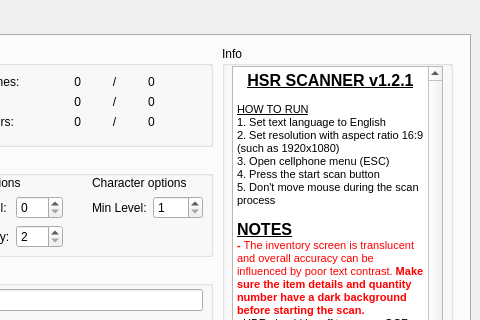
kel-z/HSR-Scanner, file src/ui/hsr_scanner.ui: the form before one commit; both pictures show x 220 to 700 and y 0 to 320 of the 700 by 560 pixel window.
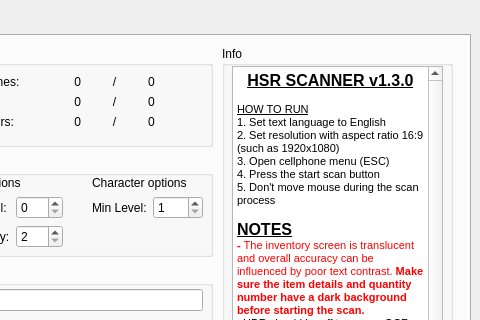
The form after the commit. Custom widgets are drawn as their Qt base class.

```diff
--- a/src/ui/hsr_scanner.ui
+++ b/src/ui/hsr_scanner.ui
@@ -571,19 +571,19 @@
         <string>&lt;!DOCTYPE HTML PUBLIC &quot;-//W3C//DTD HTML 4.0//EN&quot; &quot;http://www.w3.org/TR/REC-html40/strict.dtd&quot;&gt;
 &lt;html&gt;&lt;head&gt;&lt;meta name=&quot;qrichtext&quot; content=&quot;1&quot; /&gt;&lt;style type=&quot;text/css&quot;&gt;
 p, li { white-space: pre-wrap; }
-&lt;/style&gt;&lt;/head&gt;&lt;body style=&quot; font-family:'MS Shell Dlg 2'; font-size:8pt; font-weight:400; font-style:normal;&quot;&gt;
-&lt;p align=&quot;center&quot; style=&quot; margin-top:0px; margin-bottom:0px; margin-left:0px; margin-right:0px; -qt-block-indent:0; text-indent:0px;&quot;&gt;&lt;span style=&quot; font-size:12pt; font-weight:600; text-decoration: underline;&quot;&gt;HSR SCANNER v1.2.1&lt;/span&gt;&lt;/p&gt;
+&lt;/style&gt;&lt;/head&gt;&lt;body style=&quot; font-family:'MS Shell Dlg 2'; font-size:7.8pt; font-weight:400; font-style:normal;&quot;&gt;
+&lt;p align=&quot;center&quot; style=&quot; margin-top:0px; margin-bottom:0px; margin-left:0px; margin-right:0px; -qt-block-indent:0; text-indent:0px;&quot;&gt;&lt;span style=&quot; font-size:12pt; font-weight:600; text-decoration: underline;&quot;&gt;HSR SCANNER v1.3.0&lt;/span&gt;&lt;/p&gt;
 &lt;p align=&quot;center&quot; style=&quot;-qt-paragraph-type:empty; margin-top:0px; margin-bottom:0px; margin-left:0px; margin-right:0px; -qt-block-indent:0; text-indent:0px; font-size:8.25pt;&quot;&gt;&lt;br /&gt;&lt;/p&gt;
 &lt;p style=&quot; margin-top:0px; margin-bottom:0px; margin-left:0px; margin-right:0px; -qt-block-indent:0; text-indent:0px;&quot;&gt;&lt;span style=&quot; font-size:8.25pt; text-decoration: underline;&quot;&gt;HOW TO RUN&lt;/span&gt;&lt;/p&gt;
 &lt;p style=&quot; margin-top:0px; margin-bottom:0px; margin-left:0px; margin-right:0px; -qt-block-indent:0; text-indent:0px;&quot;&gt;&lt;span style=&quot; font-size:8.25pt;&quot;&gt;1. Set text language to English&lt;/span&gt;&lt;/p&gt;
-&lt;p style=&quot; margin-top:0px; margin-bottom:0px; margin-left:0px; margin-right:0px; -qt-block-indent:0; text-indent:0px;&quot;&gt;2. Set resolution with aspect ratio 16:9 (such as 1920x1080)&lt;/p&gt;
-&lt;p style=&quot; margin-top:0px; margin-bottom:0px; margin-left:0px; margin-right:0px; -qt-block-indent:0; text-indent:0px;&quot;&gt;3. Open cellphone menu (ESC)&lt;/p&gt;
-&lt;p style=&quot; margin-top:0px; margin-bottom:0px; margin-left:0px; margin-right:0px; -qt-block-indent:0; text-indent:0px;&quot;&gt;4. Press the start scan button&lt;/p&gt;
-&lt;p style=&quot; margin-top:0px; margin-bottom:0px; margin-left:0px; margin-right:0px; -qt-block-indent:0; text-indent:0px;&quot;&gt;5. Don't move mouse during the scan process&lt;/p&gt;
-&lt;p style=&quot;-qt-paragraph-type:empty; margin-top:0px; margin-bottom:0px; margin-left:0px; margin-right:0px; -qt-block-indent:0; text-indent:0px;&quot;&gt;&lt;br /&gt;&lt;/p&gt;
+&lt;p style=&quot; margin-top:0px; margin-bottom:0px; margin-left:0px; margin-right:0px; -qt-block-indent:0; text-indent:0px;&quot;&gt;&lt;span style=&quot; font-size:8pt;&quot;&gt;2. Set resolution with aspect ratio 16:9 (such as 1920x1080)&lt;/span&gt;&lt;/p&gt;
+&lt;p style=&quot; margin-top:0px; margin-bottom:0px; margin-left:0px; margin-right:0px; -qt-block-indent:0; text-indent:0px;&quot;&gt;&lt;span style=&quot; font-size:8pt;&quot;&gt;3. Open cellphone menu (ESC)&lt;/span&gt;&lt;/p&gt;
+&lt;p style=&quot; margin-top:0px; margin-bottom:0px; margin-left:0px; margin-right:0px; -qt-block-indent:0; text-indent:0px;&quot;&gt;&lt;span style=&quot; font-size:8pt;&quot;&gt;4. Press the start scan button&lt;/span&gt;&lt;/p&gt;
+&lt;p style=&quot; margin-top:0px; margin-bottom:0px; margin-left:0px; margin-right:0px; -qt-block-indent:0; text-indent:0px;&quot;&gt;&lt;span style=&quot; font-size:8pt;&quot;&gt;5. Don't move mouse during the scan process&lt;/span&gt;&lt;/p&gt;
+&lt;p style=&quot;-qt-paragraph-type:empty; margin-top:0px; margin-bottom:0px; margin-left:0px; margin-right:0px; -qt-block-indent:0; text-indent:0px; font-size:8pt;&quot;&gt;&lt;br /&gt;&lt;/p&gt;
 &lt;p style=&quot; margin-top:0px; margin-bottom:0px; margin-left:0px; margin-right:0px; -qt-block-indent:0; text-indent:0px;&quot;&gt;&lt;span style=&quot; font-size:12pt; font-weight:600; text-decoration: underline;&quot;&gt;NOTES&lt;/span&gt;&lt;/p&gt;
-&lt;p style=&quot; margin-top:0px; margin-bottom:0px; margin-left:0px; margin-right:0px; -qt-block-indent:0; text-indent:0px;&quot;&gt;&lt;span style=&quot; font-weight:600; color:#ff0000;&quot;&gt;- &lt;/span&gt;&lt;span style=&quot; color:#ff0000;&quot;&gt;The inventory screen is translucent and overall accuracy can be influenced by poor text contrast. &lt;/span&gt;&lt;span style=&quot; font-weight:600; color:#ff0000;&quot;&gt;Make sure the item details and quantity number have a dark background before starting the scan.&lt;/span&gt;&lt;/p&gt;
-&lt;p style=&quot; margin-top:0px; margin-bottom:0px; margin-left:0px; margin-right:0px; -qt-block-indent:0; text-indent:0px;&quot;&gt;&lt;span style=&quot; font-size:7.8pt;&quot;&gt;- &lt;/span&gt;&lt;span style=&quot; font-size:8.25pt;&quot;&gt;HDR should be off to ensure OCR accuracy.&lt;/span&gt;&lt;/p&gt;
+&lt;p style=&quot; margin-top:0px; margin-bottom:0px; margin-left:0px; margin-right:0px; -qt-block-indent:0; text-indent:0px;&quot;&gt;&lt;span style=&quot; font-size:8pt; font-weight:600; color:#ff0000;&quot;&gt;- &lt;/span&gt;&lt;span style=&quot; font-size:8pt; color:#ff0000;&quot;&gt;The inventory screen is translucent and overall accuracy can be influenced by poor text contrast. &lt;/span&gt;&lt;span style=&quot; font-size:8pt; font-weight:600; color:#ff0000;&quot;&gt;Make sure the item details and quantity number have a dark background before starting the scan.&lt;/span&gt;&lt;/p&gt;
+&lt;p style=&quot; margin-top:0px; margin-bottom:0px; margin-left:0px; margin-right:0px; -qt-block-indent:0; text-indent:0px;&quot;&gt;- &lt;span style=&quot; font-size:8.25pt;&quot;&gt;HDR should be off to ensure OCR accuracy.&lt;/span&gt;&lt;/p&gt;
 &lt;p style=&quot; margin-top:0px; margin-bottom:0px; margin-left:0px; margin-right:0px; -qt-block-indent:0; text-indent:0px;&quot;&gt;&lt;span style=&quot; font-size:8.25pt;&quot;&gt;- Certain dual monitor configurations can cause screenshots to capture incorrectly. If this is the case, try moving HSR to a different monitor before retrying the scan.&lt;/span&gt;&lt;/p&gt;
 &lt;p style=&quot; margin-top:0px; margin-bottom:0px; margin-left:0px; margin-right:0px; -qt-block-indent:0; text-indent:0px;&quot;&gt;&lt;span style=&quot; font-size:8.25pt;&quot;&gt;- Database is updated separately from this app. If the database version doesn't match the latest game version, then the database hasn't been updated yet. You will need to check again later.&lt;/span&gt;&lt;/p&gt;
 &lt;p style=&quot;-qt-paragraph-type:empty; margin-top:0px; margin-bottom:0px; margin-left:0px; margin-right:0px; -qt-block-indent:0; text-indent:0px; font-size:8.25pt;&quot;&gt;&lt;br /&gt;&lt;/p&gt;
```
Left out of the diff: 14 changed lines with no effect on the pictures.
